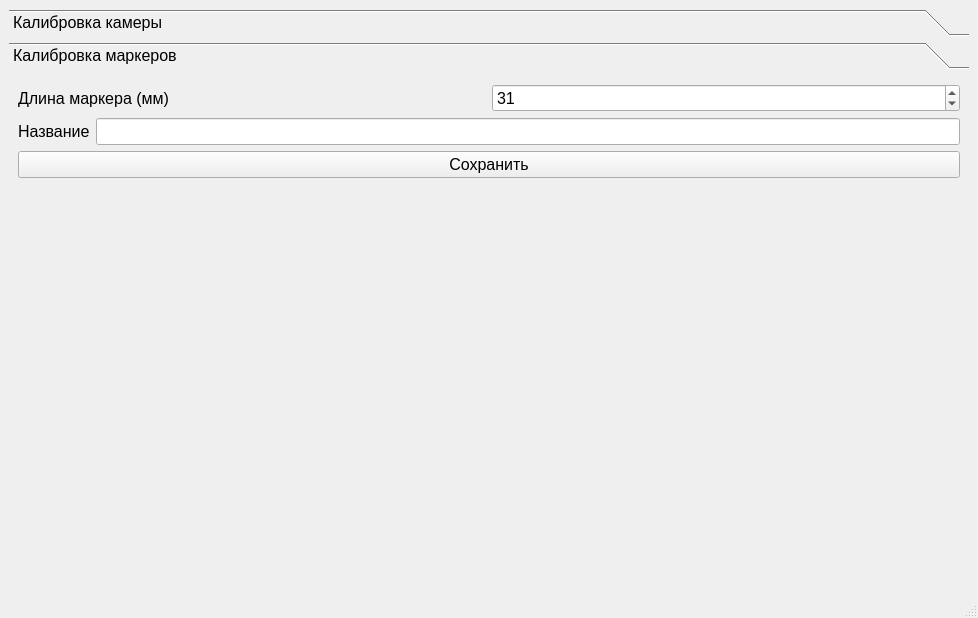
The window that mainwindow.ui (layxproud/QCameraCalibrator) describes before a commit, drawn with Qt 5.
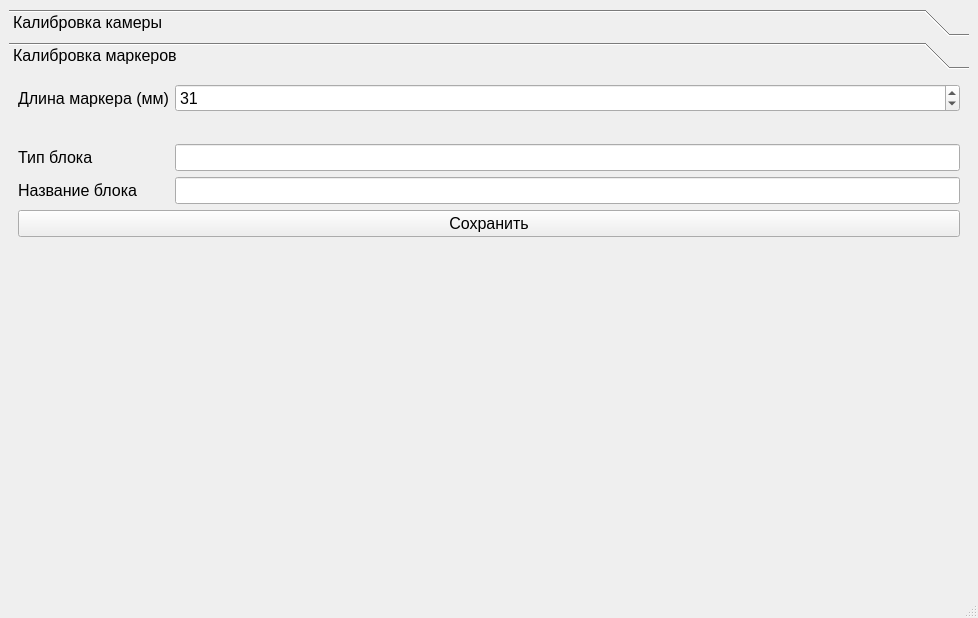
The same window after the commit.

Commit message: feat: added block type

The edit to the form file:
```diff
--- a/mainwindow.ui
+++ b/mainwindow.ui
@@ -71,15 +71,18 @@
        </attribute>
        <layout class="QVBoxLayout" name="verticalLayout_2">
         <item>
-         <layout class="QHBoxLayout" name="markerSize">
-          <item>
+         <layout class="QFormLayout" name="formLayout">
+          <property name="topMargin">
+           <number>0</number>
+          </property>
+          <item row="0" column="0">
            <widget class="QLabel" name="markerSizeLabel">
             <property name="text">
              <string>Длина маркера (мм)</string>
             </property>
            </widget>
           </item>
-          <item>
+          <item row="0" column="1">
            <widget class="QSpinBox" name="markerSizeInput">
             <property name="minimum">
              <number>1</number>
@@ -92,19 +95,38 @@
             </property>
            </widget>
           </item>
-         </layout>
-        </item>
-        <item>
-         <layout class="QHBoxLayout" name="configName">
-          <item>
-           <widget class="QLabel" name="configNameLabel">
+          <item row="1" column="0" colspan="2">
+           <spacer name="horizontalSpacer">
+            <property name="orientation">
+             <enum>Qt::Horizontal</enum>
+            </property>
+            <property name="sizeHint" stdset="0">
+             <size>
+              <width>40</width>
+              <height>20</height>
+             </size>
+            </property>
+           </spacer>
+          </item>
+          <item row="2" column="0">
+           <widget class="QLabel" name="blockTypeLabel">
             <property name="text">
-             <string>Название</string>
+             <string>Тип блока</string>
             </property>
            </widget>
           </item>
-          <item>
-           <widget class="QLineEdit" name="configNameInput"/>
+          <item row="3" column="0">
+           <widget class="QLabel" name="blockNameLabel">
+            <property name="text">
+             <string>Название блока</string>
+            </property>
+           </widget>
+          </item>
+          <item row="3" column="1">
+           <widget class="QLineEdit" name="blockNameInput"/>
+          </item>
+          <item row="2" column="1">
+           <widget class="QLineEdit" name="blockTypeInput"/>
           </item>
          </layout>
         </item>
```
The commit also changes 9 other files.
